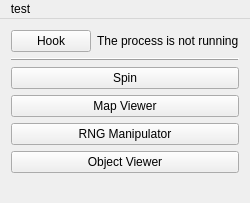
This is MainWindow.ui in Goldfire711/sms-tools as Qt 5 draws it before an edit. The edited form follows.
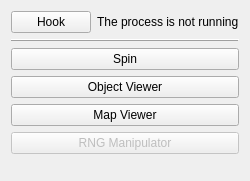
This is the edited form.

Patch:
```diff
--- a/MainWindow.ui
+++ b/MainWindow.ui
@@ -6,8 +6,8 @@
    <rect>
     <x>0</x>
     <y>0</y>
-    <width>235</width>
-    <height>203</height>
+    <width>238</width>
+    <height>181</height>
    </rect>
   </property>
   <property name="windowTitle">
@@ -83,6 +83,13 @@
       </property>
      </widget>
     </item>
+    <item>
+     <widget class="QPushButton" name="button_widget_object_viewer">
+      <property name="text">
+       <string>Object Viewer</string>
+      </property>
+     </widget>
+    </item>
     <item>
      <widget class="QPushButton" name="button_widget_map_viewer">
       <property name="text">
@@ -92,18 +99,14 @@
     </item>
     <item>
      <widget class="QPushButton" name="button_widget_rng_manipulator">
+      <property name="enabled">
+       <bool>false</bool>
+      </property>
       <property name="text">
        <string>RNG Manipulator</string>
       </property>
      </widget>
     </item>
-    <item>
-     <widget class="QPushButton" name="button_widget_object_viewer">
-      <property name="text">
-       <string>Object Viewer</string>
-      </property>
-     </widget>
-    </item>
     <item>
      <spacer name="verticalSpacer">
       <property name="orientation">
@@ -119,22 +122,6 @@
     </item>
    </layout>
   </widget>
-  <widget class="QMenuBar" name="menu_bar_">
-   <property name="geometry">
-    <rect>
-     <x>0</x>
-     <y>0</y>
-     <width>235</width>
-     <height>22</height>
-    </rect>
-   </property>
-   <widget class="QMenu" name="menu_test">
-    <property name="title">
-     <string>test</string>
-    </property>
-   </widget>
-   <addaction name="menu_test"/>
-  </widget>
  </widget>
  <layoutdefault spacing="6" margin="11"/>
  <resources>
```
Left out of the diff: 2 changed lines with no effect on the pictures.
